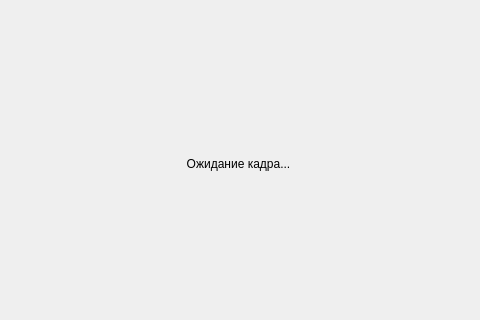
Before: the Qt Designer form mainwindow.ui in fbx6094/com5-kursovaya, drawn with Qt 5; both pictures show x 152 to 632 and y 117 to 437 of the 800 by 600 pixel window.
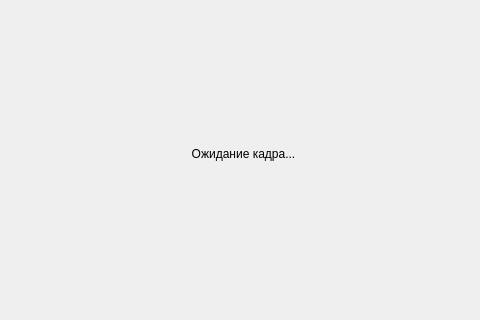
After: the same form once the commit is applied.

Commit message: upd now app can take a screenshot and send it to server, and server windows can now be resizable

Patch:
```diff
--- a/mainwindow.ui
+++ b/mainwindow.ui
@@ -17,10 +17,10 @@
    <widget class="QLabel" name="frameLabel">
     <property name="geometry">
      <rect>
-      <x>240</x>
-      <y>150</y>
-      <width>301</width>
-      <height>261</height>
+      <x>10</x>
+      <y>0</y>
+      <width>771</width>
+      <height>541</height>
      </rect>
     </property>
     <property name="sizePolicy">
```
The commit also changes 3 other files.
